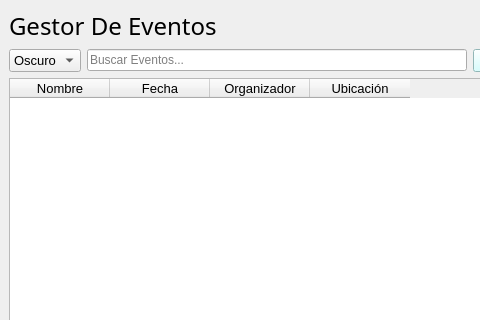
Above: src/ui/PantallaPrincipal.ui from IvanJesusCorbalanPascual/Gestor-de-Eventos before the change; both pictures show x 0 to 480 and y 0 to 320 of the 820 by 438 pixel window. Below: the same form after it.
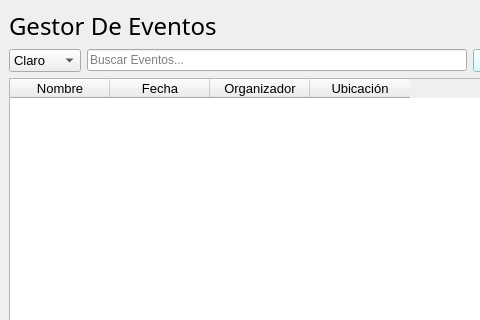
That is the form after the change. Icons and pictures are not drawn.

The edit to the form file:
```diff
--- a/src/ui/PantallaPrincipal.ui
+++ b/src/ui/PantallaPrincipal.ui
@@ -90,12 +90,12 @@
         </property>
         <item>
          <property name="text">
-          <string>Oscuro</string>
+          <string>Claro</string>
          </property>
         </item>
         <item>
          <property name="text">
-          <string>Claro</string>
+          <string>Oscuro</string>
          </property>
         </item>
        </widget>
```
